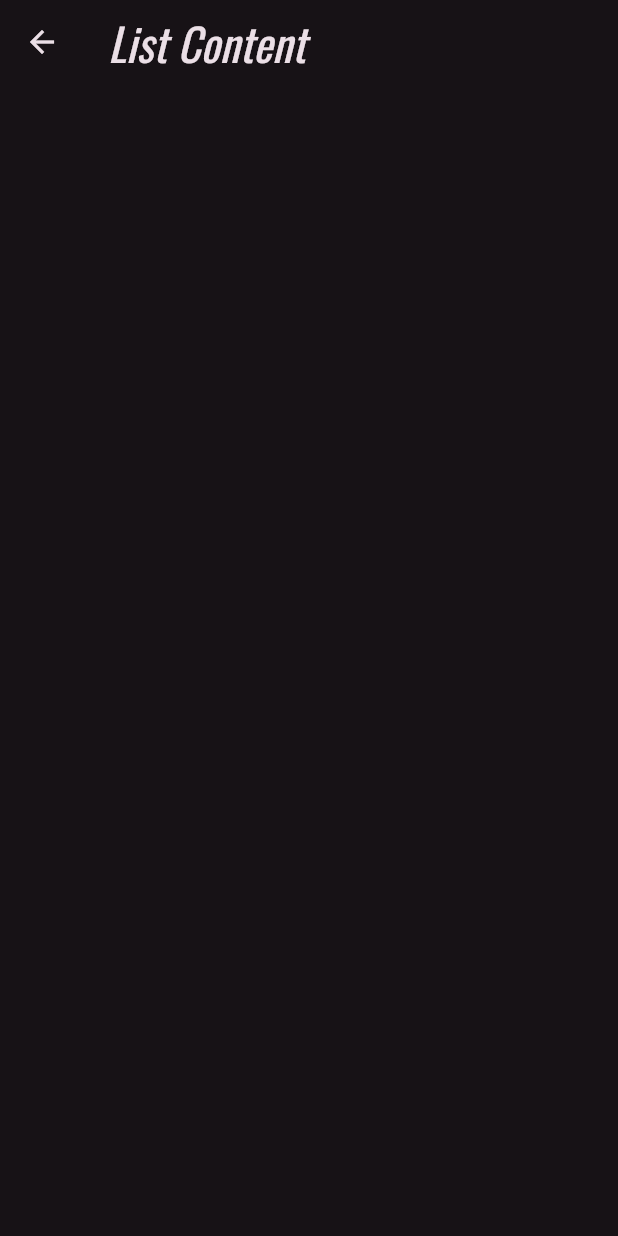
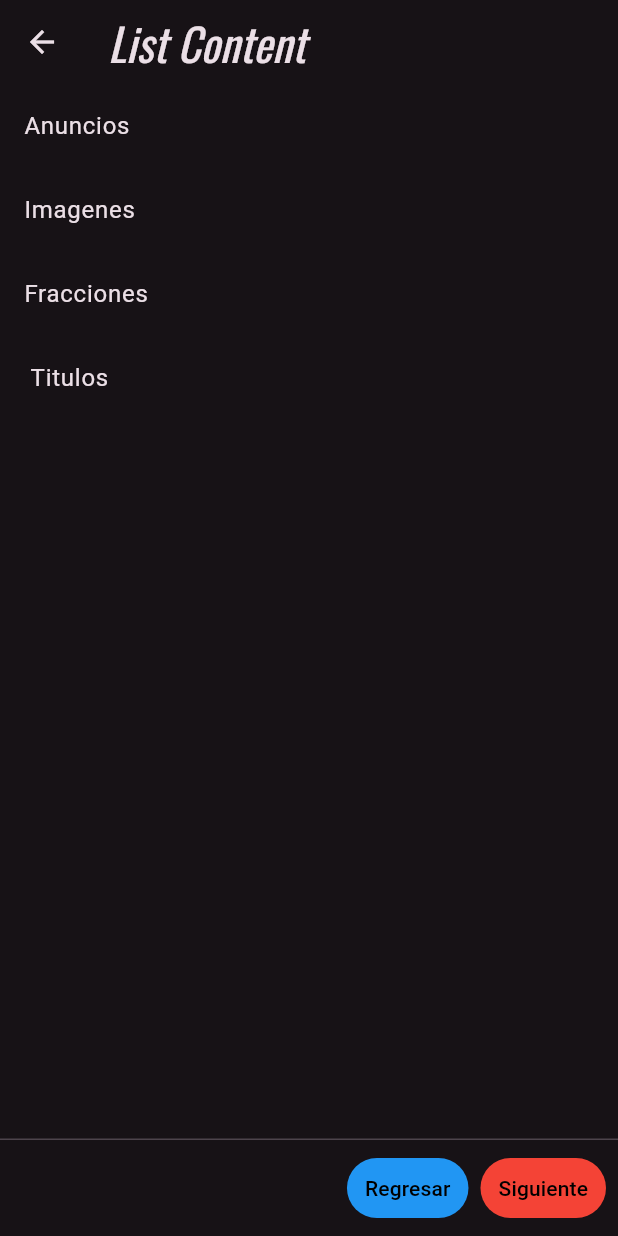
Before and after one commit to IchiroCTG/3479A321_2021479014, a Flutter app: the screen it shows after launch, after a tap on "Siguiente", on a phone screen of 412 x 824 dp. Run offline on Flutter 3.47's test engine with Material 3 defaults, Android fonts, the phone set to English and light mode, and no system bars; our stand-ins replace flutter_svg, google_fonts, logger; missing offline and left inert: stateless.

Commit message:
Lab5_6 Lista de elementos

```diff
--- a/lib/pages/aboutPage.dart
+++ b/lib/pages/aboutPage.dart
@@ -1,3 +1,4 @@
+import 'package:application_laboratorio3/pages/listContent_page.dart';
 import 'package:flutter/material.dart';
 import 'package:flutter_svg/flutter_svg.dart';
 import 'package:logger/logger.dart';
@@ -6,8 +7,14 @@ import 'package:stateless/stateless.dart';
 class aboutPage extends StatelessWidget{
   @override
   Widget build(BuildContext context) {
+      void _prevPage(){
+    Navigator.pop(context);
+  }
     return Scaffold(
       appBar: AppBar(title: Text('About')),
+      persistentFooterButtons: [TextButton(onPressed: _prevPage, child: Text('Regresar'),
+      style: TextButton.styleFrom(foregroundColor: Colors.black,backgroundColor: Colors.blue)),
+      ],
     );
   }
 
--- a/lib/pages/listContent_page.dart
+++ b/lib/pages/listContent_page.dart
@@ -1,13 +1,40 @@
+import 'package:application_laboratorio3/pages/aboutPage.dart';
+import 'package:application_laboratorio3/pages/myhomepage.dart';
 import 'package:flutter/material.dart';
 import 'package:flutter_svg/flutter_svg.dart';
 import 'package:logger/logger.dart';
 import 'package:stateless/stateless.dart';
 
 class listContentPage extends StatelessWidget{
+
   @override
   Widget build(BuildContext context) {
+  List<String> list = ['Anuncios','Imagenes','Fracciones',' Titulos'];
+
+  void _nextPage(){
+      Navigator.push(context, MaterialPageRoute(builder: (context) => aboutPage()));
+  }
+  void _prevPage(){
+    Navigator.pop(context);
+  }
+
     return Scaffold(
       appBar: AppBar(title: Text('List Content')),
+      body: ListView.builder(
+        itemCount: list.length,
+        itemBuilder: (context,index){
+          return ListTile(
+            title: Text(list[index]),
+          );
+        }
+
+      ),
+      persistentFooterButtons: [TextButton(onPressed: _prevPage, child: Text('Regresar'),
+      style: TextButton.styleFrom(foregroundColor: Colors.black,backgroundColor: Colors.blue)),
+      TextButton(onPressed: _nextPage, child: Text('Siguiente'),
+      style: TextButton.styleFrom(foregroundColor: Colors.black,backgroundColor: Colors.red))],
+
+
     );
   }
 
--- a/lib/pages/myhomepage.dart
+++ b/lib/pages/myhomepage.dart
@@ -38,12 +38,7 @@ class _MyHomePageState extends State<MyHomePage> {
     });
   }
   void _nextPage(){
-    if(_counter%2==0){
       Navigator.push(context, MaterialPageRoute(builder: (context) => listContentPage()));
-    }
-    else{
-      Navigator.push(context, MaterialPageRoute(builder: (context) => aboutPage()));
-    }
   }
 
   @override
```
